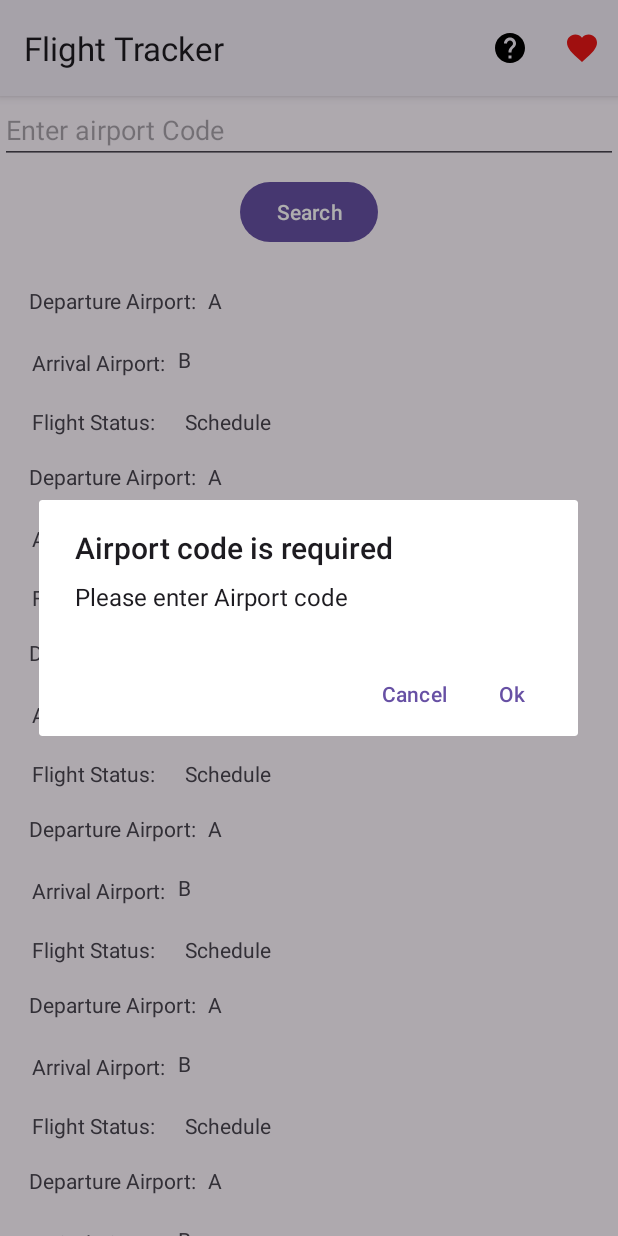
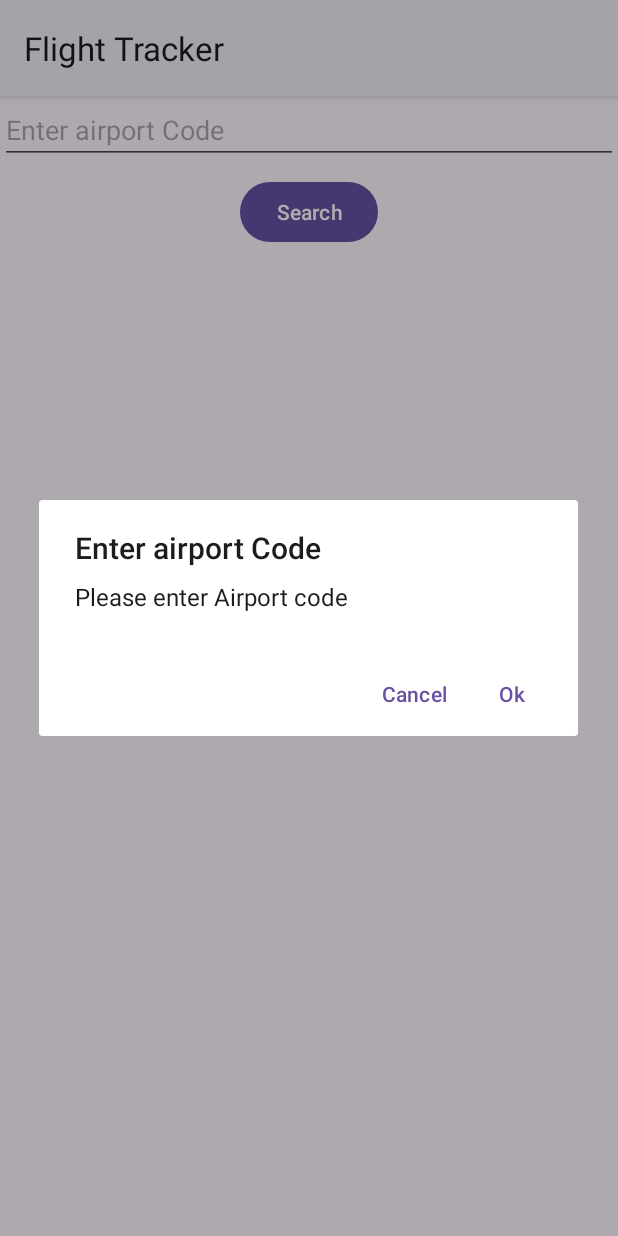
Before and after one commit to Farhana-Mahmud/CST2335_GROUP4_FINAL_PROJECT, an Android app: the MainActivity screen opened directly, with no data from a screen before it, after a tap on "Search", on a phone screen of 412 x 824 dp. Run offline under Robolectric (Android 15) with nearby library versions, the phone set to English and light mode, and no system bars; our stand-ins replace Volley, data binding.

```diff
--- a/FlightTracker/app/src/main/AndroidManifest.xml
+++ b/FlightTracker/app/src/main/AndroidManifest.xml
@@ -2,6 +2,8 @@
 <manifest xmlns:android="http://schemas.android.com/apk/res/android"
     xmlns:tools="http://schemas.android.com/tools">
 
+    <uses-permission android:name="android.permission.ACCESS_NETWORK_STATE" />
+    <uses-permission android:name="android.permission.INTERNET"/>
     <application
         android:allowBackup="true"
         android:dataExtractionRules="@xml/data_extraction_rules"
@@ -11,10 +13,12 @@
         android:roundIcon="@mipmap/ic_launcher_round"
         android:supportsRtl="true"
         android:theme="@style/Theme.FlightTracker"
+        android:usesCleartextTraffic="true"
         tools:targetApi="31">
         <activity
             android:name=".MainActivity"
             android:exported="false" />
+
         <activity
             android:name=".EntryActivity"
             android:exported="true">
--- a/FlightTracker/app/src/main/java/com/example/flighttracker/EntryActivity.java
+++ b/FlightTracker/app/src/main/java/com/example/flighttracker/EntryActivity.java
@@ -23,7 +23,7 @@ public class EntryActivity extends AppCompatActivity implements View.OnClickList
 
     @Override
     public void onClick(View view) {
-        Intent intent = new Intent(EntryActivity.this,MainActivity.class);
+        Intent intent = new Intent(EntryActivity.this, MainActivity.class);
         startActivity(intent);
 
 
--- a/FlightTracker/app/src/main/java/com/example/flighttracker/FlightAdapter.java
+++ b/FlightTracker/app/src/main/java/com/example/flighttracker/FlightAdapter.java
@@ -41,7 +41,13 @@ public class FlightAdapter extends RecyclerView.Adapter<FlightAdapter.FlightView
         return data.size();
     }
 
-   static class FlightViewHolder extends  RecyclerView.ViewHolder
+    public void setData(List<Flight> flights) {
+        this.data.clear();
+        this.data=flights;
+        notifyDataSetChanged();
+    }
+
+    static class FlightViewHolder extends  RecyclerView.ViewHolder
     {
         FlightListItemBinding flightListItemBinding;
         public FlightViewHolder(@NonNull FlightListItemBinding flightListItemBinding) {
@@ -51,9 +57,9 @@ public class FlightAdapter extends RecyclerView.Adapter<FlightAdapter.FlightView
         }
         void onBind(Flight flight)
         {
-            flightListItemBinding.txtFlightAirportValue.setText(flight.getDeparture_airport());
-            flightListItemBinding.txtApprivalAirportValue.setText(flight.getArrival_airport());
-            flightListItemBinding.txtFlightStatusValue.setText(flight.getStatus());
+
+            flightListItemBinding.txtFlightNoValue.setText(flight.getmFlightNumber());
+
 
         }
 
--- a/FlightTracker/app/src/main/java/com/example/flighttracker/MainActivity.java
+++ b/FlightTracker/app/src/main/java/com/example/flighttracker/MainActivity.java
@@ -1,136 +1,135 @@
 package com.example.flighttracker;
 
-import androidx.annotation.NonNull;
+import android.content.Context;
+import android.content.DialogInterface;
+import android.net.ConnectivityManager;
+import android.net.NetworkInfo;
+import android.os.Bundle;
+import android.text.TextUtils;
+import android.util.Log;
+import android.view.View;
+import android.widget.Toast;
+
 import androidx.appcompat.app.AlertDialog;
 import androidx.appcompat.app.AppCompatActivity;
 import androidx.databinding.DataBindingUtil;
 import androidx.recyclerview.widget.LinearLayoutManager;
-import androidx.recyclerview.widget.RecyclerView;
 
-import android.content.Context;
-import android.content.DialogInterface;
-import android.os.Bundle;
-import android.text.TextUtils;
-import android.view.Menu;
-import android.view.MenuItem;
-import android.view.View;
-import android.widget.Button;
-import android.widget.EditText;
-import android.widget.Toast;
-
+import com.android.volley.Request;
+import com.android.volley.RequestQueue;
+import com.android.volley.Response;
+import com.android.volley.VolleyError;
+import com.android.volley.toolbox.JsonObjectRequest;
+import com.android.volley.toolbox.Volley;
 import com.example.flighttracker.databinding.ActivityMainBinding;
 import com.google.android.material.snackbar.Snackbar;
 
+import org.json.JSONArray;
+import org.json.JSONException;
+import org.json.JSONObject;
 
 import java.util.ArrayList;
 import java.util.List;
 
 public class MainActivity extends AppCompatActivity {
 
-
-
-    List<Flight> flights;
-    ActivityMainBinding activityMainBinding;
-
+    private FlightAdapter flightAdapter;
+    private ActivityMainBinding activityMainBinding;
+    private RequestQueue requestQueue;
 
     @Override
     protected void onCreate(Bundle savedInstanceState) {
         super.onCreate(savedInstanceState);
-        activityMainBinding = DataBindingUtil.setContentView(this,R.layout.activity_main);
-        createToast(this,"Welcome to Flight Tracking");
+        activityMainBinding = DataBindingUtil.setContentView(this, R.layout.activity_main);
 
-        LinearLayoutManager linearLayoutManager = new LinearLayoutManager(this,LinearLayoutManager.VERTICAL,false);
-        flights = getFlights();
+        LinearLayoutManager linearLayoutManager = new LinearLayoutManager(this, LinearLayoutManager.VERTICAL, false);
+        activityMainBinding.rvFights.setLayoutManager(linearLayoutManager);
+        activityMainBinding.pbLoader.setVisibility(View.GONE);
+        flightAdapter = new FlightAdapter(new ArrayList<>());
+        activityMainBinding.rvFights.setAdapter(flightAdapter);
 
-        SharedPreferenceHelper.initialize(MainActivity.this,"flight_tracker_preference");
-        String earlier_SearchTerm = SharedPreferenceHelper.getStringValue("SEARCH_TERM");
-        if(earlier_SearchTerm!=null && earlier_SearchTerm!="")
-        {
-            activityMainBinding.editSearch.setText(earlier_SearchTerm);
-        }
+        // Initialize the RequestQueue (Consider using a singleton for RequestQueue)
+        requestQueue = Volley.newRequestQueue(this);
 
-
-        activityMainBinding.btnSearch.setOnClickListener(new View.OnClickListener() {
-            @Override
-            public void onClick(View view) {
-                if(TextUtils.isEmpty(activityMainBinding.editSearch.getText().toString()))
-                {
-                    showAlertDialog(MainActivity.this,"Airport code is required","Please enter Airport code",new String[]{"Ok","Cancel"});
+        activityMainBinding.btnSearch.setOnClickListener(view -> {
+            String airportCode = activityMainBinding.editSearch.getText().toString();
+            if (TextUtils.isEmpty(airportCode)) {
+                showAlertDialog(MainActivity.this, getResources().getString(R.string.hint_airport_code), getResources().getString(R.string.airport_code_warning), new String[]{getResources().getString(R.string.ok),getResources().getString(R.string.cancel)});
+            } else {
+                if (isNetworkConnected()) {
+                    activityMainBinding.pbLoader.setVisibility(View.VISIBLE);
+                    fetchDataFromAPI(airportCode);
+                } else {
+                    createToast(MainActivity.this, getResources().getString(R.string.no_internet));
                 }
-                else
-                {
-                    snackBar(MainActivity.this,"Enter Value is"+activityMainBinding.editSearch.getText().toString(),activityMainBinding.editSearch);
-
-                    SharedPreferenceHelper.setStringValue("SEARCH_TERM",activityMainBinding.editSearch.getText().toString());
-                }
-
             }
         });
-        activityMainBinding.rvFights.setLayoutManager(linearLayoutManager);
-        FlightAdapter flightAdapter = new FlightAdapter(flights);
-        activityMainBinding.rvFights.setAdapter(flightAdapter);
-
     }
 
-    @Override
-    public boolean onCreateOptionsMenu(Menu menu) {
-        getMenuInflater().inflate(R.menu.help_menu_main,menu);
-        return true;
+    // Check network connectivity
+    private boolean isNetworkConnected() {
+        ConnectivityManager connectivityManager = (ConnectivityManager) getSystemService(Context.CONNECTIVITY_SERVICE);
+        NetworkInfo activeNetwork = connectivityManager.getActiveNetworkInfo();
+        return activeNetwork != null && activeNetwork.isConnectedOrConnecting();
+    }
+    private void fetchDataFromAPI(String airportCode) {
+        String apiKey = "d7e003f1749050593c9f24275b2073a8";
+        String apiUrl = "http://api.aviationstack.com/v1/flights?access_key=" + apiKey + "&dep_iata=" + airportCode;
+
+        RequestQueue requestQueue = Volley.newRequestQueue(this);
+        JsonObjectRequest jsonObjectRequest = new JsonObjectRequest(Request.Method.GET, apiUrl, null,
+                new Response.Listener<JSONObject>() {
+                    @Override
+                    public void onResponse(JSONObject response) {
+                        activityMainBinding.pbLoader.setVisibility(View.GONE);
+                        Log.d("API_RESPONSE", response.toString());
+                        List<Flight> flights = parseFlightData(response);
+                        if (flights.size()>0) {
+                            flightAdapter.setData(flights);
+                        } else {
+                            createToast(MainActivity.this, "No flights found for the given airport code.");
+                        }
+                    }
+                },
+                new Response.ErrorListener() {
+                    @Override
+                    public void onErrorResponse(VolleyError error) {
+                        activityMainBinding.pbLoader.setVisibility(View.GONE);
+                        // Log the error
+                        Log.e("API_ERROR", "Error occurred while fetching data: " + error.getMessage());
+                        createToast(MainActivity.this, "Error occurred while fetching data: " + error.getMessage());
+                    }
+                });
+
+        requestQueue.add(jsonObjectRequest);
+    }
+    private List<Flight> parseFlightData(JSONObject response) {
+        List<Flight> flights = new ArrayList<>();
+        try {
+            JSONArray data = response.getJSONArray(API_KEYS.DATA);
+            for (int i = 0; i < data.length(); i++) {
+                JSONObject flightObject = data.getJSONObject(i);
+                Flight flight = new Flight().convertJsonToFlight(flightObject);
+                flights.add(flight);
+            }
+
+        } catch (JSONException e) {
+            e.printStackTrace();
+        }
+        return flights;
     }
 
-    @Override
-    public boolean onOptionsItemSelected(@NonNull MenuItem item) {
-
-        if(item.getItemId()==R.id.menu_help)
-        {
-            showAlertDialog(this,getResources().getString(R.string.main_help_title),getResources().getString(R.string.main_help_message),
-                    new String[]{getResources().getString(R.string.main_positive_button_label),
-                            getResources().getString(R.string.main_negative_button_label)});
-        }
-        else if(item.getItemId()==R.id.menu_favourite)
-        {
-
-        }
-        return true;
+    void createToast(Context context, String message) {
+        Toast.makeText(context, message, Toast.LENGTH_LONG).show();
     }
 
-    List<Flight> getFlights() {
-        List<Flight> data = new ArrayList<>();
-        data.add(new Flight("A","B","Schedule"));
-        data.add(new Flight("A","B","Schedule"));
-        data.add(new Flight("A","B","Schedule"));
-        data.add(new Flight("A","B","Schedule"));
-        data.add(new Flight("A","B","Schedule"));
-        data.add(new Flight("A","B","Schedule"));
-        data.add(new Flight("A","B","Schedule"));
-        data.add(new Flight("A","B","Schedule"));
-        data.add(new Flight("A","B","Schedule"));
-        data.add(new Flight("A","B","Schedule"));
-        data.add(new Flight("A","B","Schedule"));
-        data.add(new Flight("A","B","Schedule"));
-        data.add(new Flight("A","B","Schedule"));
-        data.add(new Flight("A","B","Schedule"));
-        data.add(new Flight("A","B","Schedule"));
-        data.add(new Flight("A","B","Schedule"));
-        data.add(new Flight("A","B","Schedule"));
-        return data;
+    void snackBar(Context context, String message, View view) {
+        Snackbar.make(view, message, Snackbar.LENGTH_LONG).show();
     }
 
-
-    void createToast(Context context, String message)
-    {
-        Toast.makeText(context,message,Toast.LENGTH_LONG).show();
-    }
-
-    void snackBar(Context context, String message, View view)
-    {
-        Snackbar.make(context,view,message,Snackbar.LENGTH_LONG).show();
-    }
-
-    void showAlertDialog(Context context,String title,String message,String[] buttonTitles)
-    {
+    void showAlertDialog(Context context, String title, String message, String[] buttonTitles) {
         AlertDialog.Builder builder = new AlertDialog.Builder(context)
-                                .setTitle(title).setMessage(message).setPositiveButton(buttonTitles[0], new DialogInterface.OnClickListener() {
+                .setTitle(title).setMessage(message).setPositiveButton(buttonTitles[0], new DialogInterface.OnClickListener() {
                     @Override
                     public void onClick(DialogInterface dialogInterface, int i) {
 
@@ -143,6 +142,5 @@ public class MainActivity extends AppCompatActivity {
                 });
         AlertDialog alertDialog = builder.create();
         alertDialog.show();
-
     }
 }
--- a/FlightTracker/app/src/main/res/layout/activity_main.xml
+++ b/FlightTracker/app/src/main/res/layout/activity_main.xml
@@ -4,11 +4,10 @@
     xmlns:tools="http://schemas.android.com/tools">
 
 
-
     <androidx.constraintlayout.widget.ConstraintLayout
         android:layout_width="match_parent"
         android:layout_height="match_parent"
-    tools:context=".MainActivity">
+        tools:context=".MainActivity1">
 
         <androidx.recyclerview.widget.RecyclerView
             android:id="@+id/rv_fights"
@@ -41,5 +40,18 @@
             app:layout_constraintEnd_toEndOf="parent"
             app:layout_constraintStart_toStartOf="parent"
             app:layout_constraintTop_toBottomOf="@+id/edit_search" />
+
+        <ProgressBar
+            android:id="@+id/pb_loader"
+            style="?android:attr/progressBarStyle"
+            android:layout_width="wrap_content"
+            android:layout_height="wrap_content"
+            app:layout_constraintBottom_toBottomOf="parent"
+            app:layout_constraintEnd_toEndOf="parent"
+            app:layout_constraintHorizontal_bias="0.5"
+            app:layout_constraintStart_toStartOf="parent"
+            app:layout_constraintTop_toTopOf="parent"
+            app:layout_constraintVertical_bias="0.5"
+            tools:visibility="gone" />
     </androidx.constraintlayout.widget.ConstraintLayout>
 </layout>
--- a/FlightTracker/app/src/main/res/layout/flight_list_item.xml
+++ b/FlightTracker/app/src/main/res/layout/flight_list_item.xml
@@ -7,63 +7,24 @@
     android:layout_height="wrap_content">
 
     <TextView
-        android:id="@+id/txt_flight_airport_label"
+        android:id="@+id/txt_flight_no_label"
         android:layout_width="wrap_content"
         android:layout_height="wrap_content"
         android:layout_marginStart="19dp"
         android:layout_marginTop="17dp"
-        android:text="@string/departure_airport"
+        android:text="@string/flight_no"
         app:layout_constraintStart_toStartOf="parent"
         app:layout_constraintTop_toTopOf="parent" />
 
     <TextView
-        android:id="@+id/txt_flight_arrival_label"
-        android:layout_width="wrap_content"
-        android:layout_height="wrap_content"
-        android:layout_marginStart="21dp"
-        android:layout_marginTop="22dp"
-        android:text="@string/arrival_airport"
-        app:layout_constraintStart_toStartOf="parent"
-        app:layout_constraintTop_toBottomOf="@+id/txt_flight_airport_label" />
-
-    <TextView
-        android:id="@+id/txt_flight_airport_value"
+        android:id="@+id/txt_flight_no_value"
         android:layout_width="0dp"
         android:layout_height="wrap_content"
         android:layout_marginStart="8dp"
         android:layout_marginTop="17dp"
         app:layout_constraintEnd_toEndOf="parent"
-        app:layout_constraintStart_toEndOf="@+id/txt_flight_airport_label"
+        app:layout_constraintStart_toEndOf="@+id/txt_flight_no_label"
         app:layout_constraintTop_toTopOf="parent" />
 
-    <TextView
-        android:id="@+id/txt_apprival_airport_value"
-        android:layout_width="0dp"
-        android:layout_height="wrap_content"
-        android:layout_marginStart="8dp"
-        android:layout_marginTop="20dp"
-        app:layout_constraintEnd_toEndOf="parent"
-        app:layout_constraintStart_toEndOf="@+id/txt_flight_arrival_label"
-        app:layout_constraintTop_toBottomOf="@+id/txt_flight_airport_value" />
-
-    <TextView
-        android:id="@+id/txt_status"
-        android:layout_width="wrap_content"
-        android:layout_height="wrap_content"
-        android:layout_marginStart="21dp"
-        android:layout_marginTop="20dp"
-        android:text="@string/flight_status"
-        app:layout_constraintStart_toStartOf="parent"
-        app:layout_constraintTop_toBottomOf="@+id/txt_flight_arrival_label" />
-
-    <TextView
-        android:id="@+id/txt_flight_status_value"
-        android:layout_width="0dp"
-        android:layout_height="wrap_content"
-        android:layout_marginStart="20dp"
-        android:layout_marginTop="20dp"
-        app:layout_constraintEnd_toEndOf="parent"
-        app:layout_constraintStart_toEndOf="@+id/txt_status"
-        app:layout_constraintTop_toBottomOf="@+id/txt_flight_arrival_label" />
 </androidx.constraintlayout.widget.ConstraintLayout>
 </layout>
--- a/FlightTracker/app/src/main/res/values/strings.xml
+++ b/FlightTracker/app/src/main/res/values/strings.xml
@@ -1,6 +1,6 @@
 <resources>
     <string name="app_name">Flight Tracker</string>
-    <string name="departure_airport">Departure Airport:</string>
+    <string name="flight_no">Flight No:</string>
     <string name="arrival_airport">Arrival Airport:</string>
     <string name="flight_status">Flight Status:</string>
     <string name="search">Search</string>
@@ -16,4 +16,9 @@
     <string name="main_help_message">Instruction to use</string>
     <string name="main_positive_button_label">Ok</string>
     <string name="main_negative_button_label">Cancel\n</string>
+    <string name="hint_airport_code_input">Airport code is require</string>
+    <string name="airport_code_warning">Please enter Airport code</string>
+    <string name="no_internet">No internet connection. Please check your network settings.</string>
+    <string name="ok">Ok</string>
+    <string name="cancel">Cancel</string>
 </resources>
```
Also changed, not shown: FlightTracker/app/build.gradle (+4 -4 lines), FlightTracker/app/src/main/java/com/example/flighttracker/API_KEYS.java (added, +28 -0 lines), FlightTracker/app/src/main/java/com/example/flighttracker/Flight.java (+52 -6 lines). Lines whose indentation alone changed are shown as unchanged.
